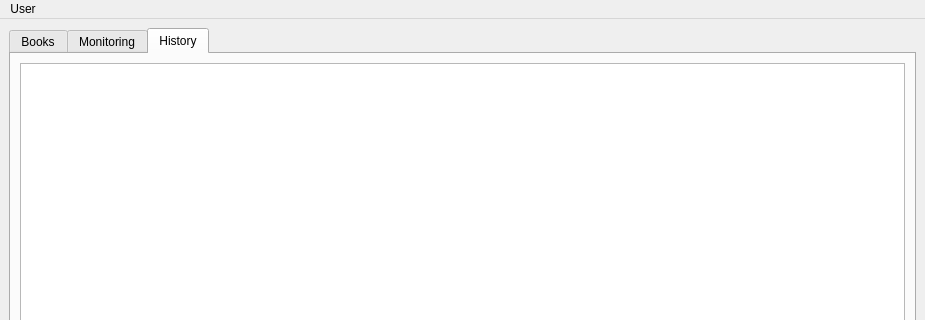
The window that admin.ui (uvwbermudo/BookRentalApp) describes before a commit, drawn with Qt 5; both pictures show x 0 to 925 and y 0 to 320 of the 925 by 575 pixel window.
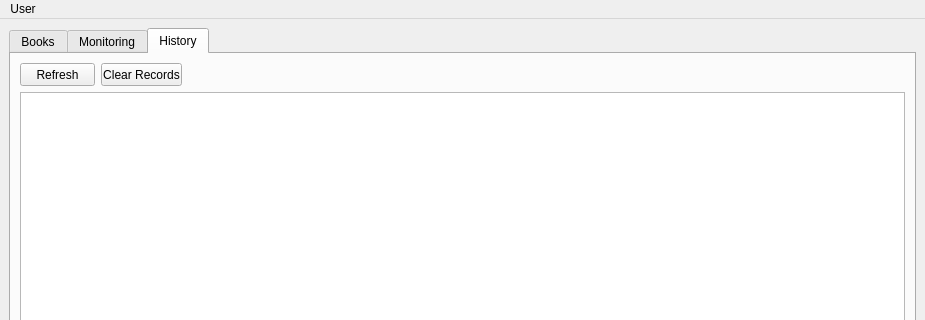
The same window after the commit. The open tabs and pages were chosen to show the change.

```diff
--- a/admin.ui
+++ b/admin.ui
@@ -227,9 +227,64 @@
        </attribute>
        <layout class="QVBoxLayout" name="verticalLayout_3">
         <item>
-         <widget class="QTextEdit" name="textEdit">
-          <property name="readOnly">
-           <bool>true</bool>
+         <layout class="QHBoxLayout" name="horizontalLayout_3">
+          <item>
+           <widget class="QPushButton" name="hist_refresh">
+            <property name="minimumSize">
+             <size>
+              <width>75</width>
+              <height>23</height>
+             </size>
+            </property>
+            <property name="maximumSize">
+             <size>
+              <width>75</width>
+              <height>23</height>
+             </size>
+            </property>
+            <property name="text">
+             <string>Refresh</string>
+            </property>
+           </widget>
+          </item>
+          <item>
+           <widget class="QPushButton" name="hist_clear">
+            <property name="minimumSize">
+             <size>
+              <width>81</width>
+              <height>23</height>
+             </size>
+            </property>
+            <property name="maximumSize">
+             <size>
+              <width>81</width>
+              <height>23</height>
+             </size>
+            </property>
+            <property name="text">
+             <string>Clear Records</string>
+            </property>
+           </widget>
+          </item>
+          <item>
+           <spacer name="horizontalSpacer_3">
+            <property name="orientation">
+             <enum>Qt::Horizontal</enum>
+            </property>
+            <property name="sizeHint" stdset="0">
+             <size>
+              <width>40</width>
+              <height>20</height>
+             </size>
+            </property>
+           </spacer>
+          </item>
+         </layout>
+        </item>
+        <item>
+         <widget class="QTableWidget" name="hist_table">
+          <property name="editTriggers">
+           <set>QAbstractItemView::NoEditTriggers</set>
           </property>
          </widget>
         </item>
```
Left out of the diff: 12 changed lines with no effect on the pictures.
